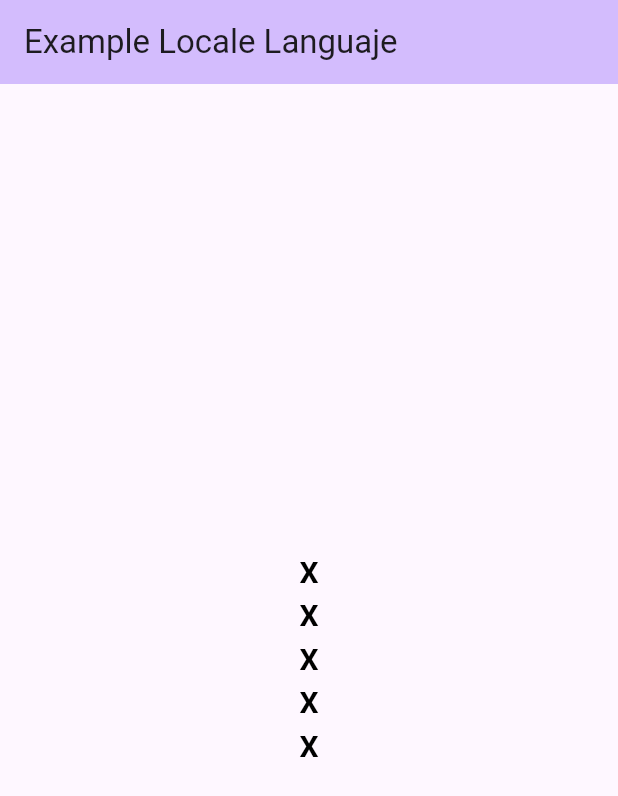
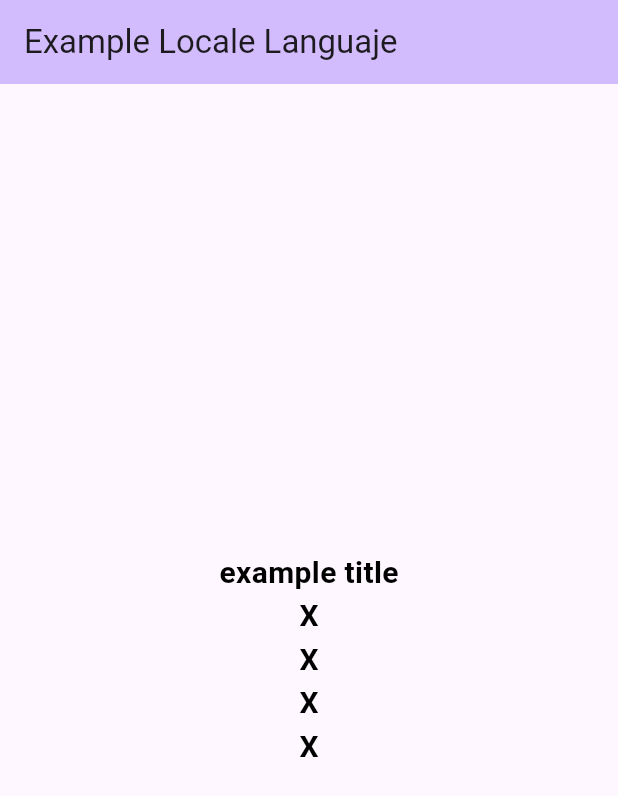
Before and after one commit to kleysonklaus/flutter_locale_example, a Flutter app: the screen it shows after launch, on a phone screen of 412 x 824 dp. Shown: the top 796 px of the screen. Run offline on Flutter 3.47's test engine with Material 2 defaults, Android fonts, the phone set to English and light mode, and no system bars.

Commit message:
feat(main): add example text of map location

```diff
--- a/lib/main.dart
+++ b/lib/main.dart
@@ -18,7 +18,9 @@ class Home extends StatelessWidget {
         useMaterial3: true,
       ),
       home: HomeApp(
-        languaje: {},
+        languaje: {
+          "title": "example title",
+        },
       ),
     );
   }
```
